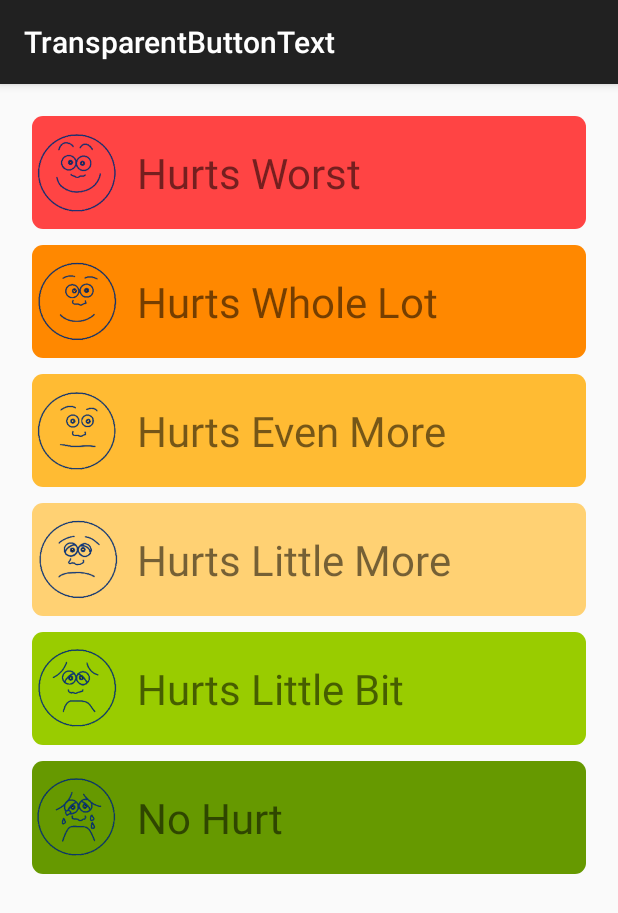
After one commit to anurag3/TJR-Focus-Group, an Android app: the TransparentButtonText screen opened directly, with no data from a screen before it, on a phone screen of 412 x 824 dp. The commit adds this screen. Shown: the top 913 px of the screen. Run offline under Robolectric (Android 15) with nearby library versions, the phone set to English and light mode, and no system bars.

Commit message:
Sample Button With Transparent Faces

```diff
--- /dev/null
+++ b/Knee_Replacement/app/src/main/java/anuragdesai/library/kneereplacement/TransparentButtonText.java
@@ -0,0 +1,27 @@
+package anuragdesai.library.kneereplacement;
+
+import android.graphics.drawable.Drawable;
+import android.graphics.drawable.ScaleDrawable;
+import android.support.v4.content.ContextCompat;
+import android.support.v7.app.AppCompatActivity;
+import android.os.Bundle;
+import android.view.Menu;
+import android.view.MenuItem;
+import android.widget.Button;
+
+public class TransparentButtonText extends AppCompatActivity {
+
+    @Override
+    protected void onCreate(Bundle savedInstanceState) {
+        super.onCreate(savedInstanceState);
+        setContentView(R.layout.activity_transparent_button_text);
+//
+//        Button aButton = (Button) findViewById(R.id.transparent_a);
+//        Drawable drawable =ContextCompat.getDrawable(this, R.drawable.atransparent);
+//        drawable.setBounds(0, 0, (int) (drawable.getIntrinsicWidth() * 0.5),
+//                (int) (drawable.getIntrinsicHeight() * 0.5));
+//        ScaleDrawable sd = new ScaleDrawable(drawable, 0, (float) 0.1, (float) 0.1);
+//        aButton.setCompoundDrawablesWithIntrinsicBounds(sd.getDrawable(), null, null, null);
+
+    }
+}
--- /dev/null
+++ b/Knee_Replacement/app/src/main/res/drawable/custom_button_a.xml
@@ -0,0 +1,48 @@
+<?xml version="1.0" encoding="utf-8"?>
+<selector xmlns:android="http://schemas.android.com/apk/res/android">
+
+
+    <item android:state_enabled="false" android:left="6dp" android:right="6dp" android:top="6dp" android:bottom="6dp" >
+        <shape xmlns:android="http://schemas.android.com/apk/res/android" >
+            <solid android:color="@color/default_button_color_disabled"/>
+            <corners
+                android:radius="7dp"
+                />
+        </shape>
+    </item>
+
+    <item android:state_pressed="true" android:left="6dp" android:right="6dp" android:top="6dp" android:bottom="6dp" >
+        <shape xmlns:android="http://schemas.android.com/apk/res/android" >
+            <solid android:color="@color/default_button_color_pressed"/>
+            <corners
+                android:radius="7dp"/>
+        </shape>
+    </item>
+
+    <item android:state_focused="true" android:left="6dp" android:right="6dp" android:top="6dp" android:bottom="6dp" >
+        <shape xmlns:android="http://schemas.android.com/apk/res/android" >
+            <solid android:color="@color/default_button_color_pressed"/>
+            <corners
+                android:radius="7dp"/>
+        </shape>
+    </item>
+
+    <item android:state_focused="false" android:left="6dp" android:right="6dp" android:top="6dp" android:bottom="6dp" >
+        <shape xmlns:android="http://schemas.android.com/apk/res/android" >
+            <solid android:color="@color/red"/>
+            <corners
+                android:radius="7dp"/>
+        </shape>
+    </item>
+
+    <item android:state_pressed="false" android:left="6dp" android:right="6dp" android:top="6dp" android:bottom="6dp" >
+        <shape xmlns:android="http://schemas.android.com/apk/res/android" >
+            <solid android:color="@color/red"/>
+            <corners
+                android:radius="7dp"
+                />
+        </shape>
+    </item>
+
+
+</selector>
--- /dev/null
+++ b/Knee_Replacement/app/src/main/res/drawable/custom_button_b.xml
@@ -0,0 +1,48 @@
+<?xml version="1.0" encoding="utf-8"?>
+<selector xmlns:android="http://schemas.android.com/apk/res/android">
+
+
+    <item android:state_enabled="false" android:left="6dp" android:right="6dp" android:top="6dp" android:bottom="6dp" >
+        <shape xmlns:android="http://schemas.android.com/apk/res/android" >
+            <solid android:color="@color/default_button_color_disabled"/>
+            <corners
+                android:radius="7dp"
+                />
+        </shape>
+    </item>
+
+    <item android:state_pressed="true" android:left="6dp" android:right="6dp" android:top="6dp" android:bottom="6dp" >
+        <shape xmlns:android="http://schemas.android.com/apk/res/android" >
+            <solid android:color="@color/default_button_color_pressed"/>
+            <corners
+                android:radius="7dp"/>
+        </shape>
+    </item>
+
+    <item android:state_focused="true" android:left="6dp" android:right="6dp" android:top="6dp" android:bottom="6dp" >
+        <shape xmlns:android="http://schemas.android.com/apk/res/android" >
+            <solid android:color="@color/default_button_color_pressed"/>
+            <corners
+                android:radius="7dp"/>
+        </shape>
+    </item>
+
+    <item android:state_focused="false" android:left="6dp" android:right="6dp" android:top="6dp" android:bottom="6dp" >
+        <shape xmlns:android="http://schemas.android.com/apk/res/android" >
+            <solid android:color="@color/darkorange"/>
+            <corners
+                android:radius="7dp"/>
+        </shape>
+    </item>
+
+    <item android:state_pressed="false" android:left="6dp" android:right="6dp" android:top="6dp" android:bottom="6dp" >
+        <shape xmlns:android="http://schemas.android.com/apk/res/android" >
+            <solid android:color="@color/darkorange"/>
+            <corners
+                android:radius="7dp"
+                />
+        </shape>
+    </item>
+
+
+</selector>
--- /dev/null
+++ b/Knee_Replacement/app/src/main/res/drawable/custom_button_c.xml
@@ -0,0 +1,48 @@
+<?xml version="1.0" encoding="utf-8"?>
+<selector xmlns:android="http://schemas.android.com/apk/res/android">
+
+
+    <item android:state_enabled="false" android:left="6dp" android:right="6dp" android:top="6dp" android:bottom="6dp" >
+        <shape xmlns:android="http://schemas.android.com/apk/res/android" >
+            <solid android:color="@color/default_button_color_disabled"/>
+            <corners
+                android:radius="7dp"
+                />
+        </shape>
+    </item>
+
+    <item android:state_pressed="true" android:left="6dp" android:right="6dp" android:top="6dp" android:bottom="6dp" >
+        <shape xmlns:android="http://schemas.android.com/apk/res/android" >
+            <solid android:color="@color/default_button_color_pressed"/>
+            <corners
+                android:radius="7dp"/>
+        </shape>
+    </item>
+
+    <item android:state_focused="true" android:left="6dp" android:right="6dp" android:top="6dp" android:bottom="6dp" >
+        <shape xmlns:android="http://schemas.android.com/apk/res/android" >
+            <solid android:color="@color/default_button_color_pressed"/>
+            <corners
+                android:radius="7dp"/>
+        </shape>
+    </item>
+
+    <item android:state_focused="false" android:left="6dp" android:right="6dp" android:top="6dp" android:bottom="6dp" >
+        <shape xmlns:android="http://schemas.android.com/apk/res/android" >
+            <solid android:color="@color/orange"/>
+            <corners
+                android:radius="7dp"/>
+        </shape>
+    </item>
+
+    <item android:state_pressed="false" android:left="6dp" android:right="6dp" android:top="6dp" android:bottom="6dp" >
+        <shape xmlns:android="http://schemas.android.com/apk/res/android" >
+            <solid android:color="@color/orange"/>
+            <corners
+                android:radius="7dp"
+                />
+        </shape>
+    </item>
+
+
+</selector>
--- /dev/null
+++ b/Knee_Replacement/app/src/main/res/drawable/custom_button_d.xml
@@ -0,0 +1,48 @@
+<?xml version="1.0" encoding="utf-8"?>
+<selector xmlns:android="http://schemas.android.com/apk/res/android">
+
+
+    <item android:state_enabled="false" android:left="6dp" android:right="6dp" android:top="6dp" android:bottom="6dp" >
+        <shape xmlns:android="http://schemas.android.com/apk/res/android" >
+            <solid android:color="@color/default_button_color_disabled"/>
+            <corners
+                android:radius="7dp"
+                />
+        </shape>
+    </item>
+
+    <item android:state_pressed="true" android:left="6dp" android:right="6dp" android:top="6dp" android:bottom="6dp" >
+        <shape xmlns:android="http://schemas.android.com/apk/res/android" >
+            <solid android:color="@color/default_button_color_pressed"/>
+            <corners
+                android:radius="7dp"/>
+        </shape>
+    </item>
+
+    <item android:state_focused="true" android:left="6dp" android:right="6dp" android:top="6dp" android:bottom="6dp" >
+        <shape xmlns:android="http://schemas.android.com/apk/res/android" >
+            <solid android:color="@color/default_button_color_pressed"/>
+            <corners
+                android:radius="7dp"/>
+        </shape>
+    </item>
+
+    <item android:state_focused="false" android:left="6dp" android:right="6dp" android:top="6dp" android:bottom="6dp" >
+        <shape xmlns:android="http://schemas.android.com/apk/res/android" >
+            <solid android:color="@color/yellow"/>
+            <corners
+                android:radius="7dp"/>
+        </shape>
+    </item>
+
+    <item android:state_pressed="false" android:left="6dp" android:right="6dp" android:top="6dp" android:bottom="6dp" >
+        <shape xmlns:android="http://schemas.android.com/apk/res/android" >
+            <solid android:color="@color/yellow"/>
+            <corners
+                android:radius="7dp"
+                />
+        </shape>
+    </item>
+
+
+</selector>
--- /dev/null
+++ b/Knee_Replacement/app/src/main/res/drawable/custom_button_e.xml
@@ -0,0 +1,48 @@
+<?xml version="1.0" encoding="utf-8"?>
+<selector xmlns:android="http://schemas.android.com/apk/res/android">
+
+
+    <item android:state_enabled="false" android:left="6dp" android:right="6dp" android:top="6dp" android:bottom="6dp" >
+        <shape xmlns:android="http://schemas.android.com/apk/res/android" >
+            <solid android:color="@color/default_button_color_disabled"/>
+            <corners
+                android:radius="7dp"
+                />
+        </shape>
+    </item>
+
+    <item android:state_pressed="true" android:left="6dp" android:right="6dp" android:top="6dp" android:bottom="6dp" >
+        <shape xmlns:android="http://schemas.android.com/apk/res/android" >
+            <solid android:color="@color/default_button_color_pressed"/>
+            <corners
+                android:radius="7dp"/>
+        </shape>
+    </item>
+
+    <item android:state_focused="true" android:left="6dp" android:right="6dp" android:top="6dp" android:bottom="6dp" >
+        <shape xmlns:android="http://schemas.android.com/apk/res/android" >
+            <solid android:color="@color/default_button_color_pressed"/>
+            <corners
+                android:radius="7dp"/>
+        </shape>
+    </item>
+
+    <item android:state_focused="false" android:left="6dp" android:right="6dp" android:top="6dp" android:bottom="6dp" >
+        <shape xmlns:android="http://schemas.android.com/apk/res/android" >
+            <solid android:color="@color/green"/>
+            <corners
+                android:radius="7dp"/>
+        </shape>
+    </item>
+
+    <item android:state_pressed="false" android:left="6dp" android:right="6dp" android:top="6dp" android:bottom="6dp" >
+        <shape xmlns:android="http://schemas.android.com/apk/res/android" >
+            <solid android:color="@color/green"/>
+            <corners
+                android:radius="7dp"
+                />
+        </shape>
+    </item>
+
+
+</selector>
--- /dev/null
+++ b/Knee_Replacement/app/src/main/res/drawable/custom_button_f.xml
@@ -0,0 +1,48 @@
+<?xml version="1.0" encoding="utf-8"?>
+<selector xmlns:android="http://schemas.android.com/apk/res/android">
+
+
+    <item android:state_enabled="false" android:left="6dp" android:right="6dp" android:top="6dp" android:bottom="6dp" >
+        <shape xmlns:android="http://schemas.android.com/apk/res/android" >
+            <solid android:color="@color/default_button_color_disabled"/>
+            <corners
+                android:radius="7dp"
+                />
+        </shape>
+    </item>
+
+    <item android:state_pressed="true" android:left="6dp" android:right="6dp" android:top="6dp" android:bottom="6dp" >
+        <shape xmlns:android="http://schemas.android.com/apk/res/android" >
+            <solid android:color="@color/default_button_color_pressed"/>
+            <corners
+                android:radius="7dp"/>
+        </shape>
+    </item>
+
+    <item android:state_focused="true" android:left="6dp" android:right="6dp" android:top="6dp" android:bottom="6dp" >
+        <shape xmlns:android="http://schemas.android.com/apk/res/android" >
+            <solid android:color="@color/default_button_color_pressed"/>
+            <corners
+                android:radius="7dp"/>
+        </shape>
+    </item>
+
+    <item android:state_focused="false" android:left="6dp" android:right="6dp" android:top="6dp" android:bottom="6dp" >
+        <shape xmlns:android="http://schemas.android.com/apk/res/android" >
+            <solid android:color="@color/darkgreen"/>
+            <corners
+                android:radius="7dp"/>
+        </shape>
+    </item>
+
+    <item android:state_pressed="false" android:left="6dp" android:right="6dp" android:top="6dp" android:bottom="6dp" >
+        <shape xmlns:android="http://schemas.android.com/apk/res/android" >
+            <solid android:color="@color/darkgreen"/>
+            <corners
+                android:radius="7dp"
+                />
+        </shape>
+    </item>
+
+
+</selector>
--- /dev/null
+++ b/Knee_Replacement/app/src/main/res/layout/activity_transparent_button_text.xml
@@ -0,0 +1,148 @@
+<LinearLayout xmlns:android="http://schemas.android.com/apk/res/android"
+    xmlns:tools="http://schemas.android.com/tools" android:layout_width="match_parent"
+    android:layout_height="match_parent" android:paddingLeft="@dimen/activity_horizontal_margin"
+    android:paddingRight="@dimen/activity_horizontal_margin"
+    android:paddingTop="@dimen/activity_vertical_margin"
+    android:paddingBottom="@dimen/activity_vertical_margin"
+    tools:context="anuragdesai.library.kneereplacement.TransparentButtonText"
+    android:orientation="vertical">
+
+    <LinearLayout
+        android:layout_width="fill_parent"
+        android:layout_height="75dp"
+        android:background="@drawable/custom_button_a"
+        android:onClick=""
+        android:clickable="true"
+        android:focusable="true"
+        android:layout_margin="5dp" >
+        <ImageView
+            android:layout_width="60dp"
+            android:layout_height="match_parent"
+            android:src="@drawable/a_transparent"
+            android:background="@android:color/transparent"
+            android:gravity="center_vertical"/>
+        <TextView
+            android:layout_width="wrap_content"
+            android:layout_height="match_parent"
+            android:text="@string/pain_6"
+            android:textSize="28sp"
+            android:gravity="center_vertical"
+            android:layout_marginLeft="10dp"
+            android:layout_marginStart="10dp"/>
+    </LinearLayout>
+    <LinearLayout
+        android:layout_width="fill_parent"
+        android:layout_height="75dp"
+        android:background="@drawable/custom_button_b"
+        android:onClick=""
+        android:clickable="true"
+        android:focusable="true"
+        android:layout_margin="5dp" >
+        <ImageView
+            android:layout_width="60dp"
+            android:layout_height="match_parent"
+            android:src="@drawable/b_transparent"
+            android:background="@android:color/transparent"
+            android:gravity="center_vertical"/>
+        <TextView
+            android:layout_width="wrap_content"
+            android:layout_height="match_parent"
+            android:text="@string/pain_5"
+            android:textSize="28sp"
+            android:gravity="center_vertical"
+            android:layout_marginLeft="10dp"
+            android:layout_marginStart="10dp"/>
+    </LinearLayout>
+    <LinearLayout
+        android:layout_width="fill_parent"
+        android:layout_height="75dp"
+        android:background="@drawable/custom_button_c"
+        android:onClick=""
+        android:clickable="true"
+        android:focusable="true"
+        android:layout_margin="5dp" >
+        <ImageView
+            android:layout_width="60dp"
+            android:layout_height="match_parent"
+            android:src="@drawable/c_transparent"
+            android:background="@android:color/transparent"
+            android:gravity="center_vertical"/>
+        <TextView
+            android:layout_width="wrap_content"
+            android:layout_height="match_parent"
+            android:text="@string/pain_4"
+            android:textSize="28sp"
+            android:gravity="center_vertical"
+            android:layout_marginLeft="10dp"
+            android:layout_marginStart="10dp"/>
+    </LinearLayout>
+    <LinearLayout
+        android:layout_width="fill_parent"
+        android:layout_height="75dp"
+        android:background="@drawable/custom_button_d"
+        android:onClick=""
+        android:clickable="true"
+        android:focusable="true"
+        android:layout_margin="5dp" >
+        <ImageView
+            android:layout_width="60dp"
+            android:layout_height="match_parent"
+            android:src="@drawable/d_transparent"
+            android:background="@android:color/transparent"
+            android:gravity="center_vertical"/>
+        <TextView
+            android:layout_width="wrap_content"
+            android:layout_height="match_parent"
+            android:text="@string/pain_3"
+            android:textSize="28sp"
+            android:gravity="center_vertical"
+            android:layout_marginLeft="10dp"
+            android:layout_marginStart="10dp"/>
+    </LinearLayout>
+    <LinearLayout
+        android:layout_width="fill_parent"
+        android:layout_height="75dp"
+        android:background="@drawable/custom_button_e"
+        android:onClick=""
+        android:clickable="true"
+        android:focusable="true"
+        android:layout_margin="5dp" >
+        <ImageView
+            android:layout_width="60dp"
+            android:layout_height="match_parent"
+            android:src="@drawable/e_transparent"
+            android:background="@android:color/transparent"
+            android:gravity="center_vertical"/>
+        <TextView
+            android:layout_width="wrap_content"
+            android:layout_height="match_parent"
+            android:text="@string/pain_2"
+            android:textSize="28sp"
+            android:gravity="center_vertical"
+            android:layout_marginLeft="10dp"
+            android:layout_marginStart="10dp"/>
+    </LinearLayout>
+    <LinearLayout
+        android:layout_width="fill_parent"
+        android:layout_height="75dp"
+        android:background="@drawable/custom_button_f"
+        android:onClick=""
+        android:clickable="true"
+        android:focusable="true"
+        android:layout_margin="5dp" >
+        <ImageView
+            android:layout_width="60dp"
+            android:layout_height="match_parent"
+            android:src="@drawable/f_transparent"
+            android:background="@android:color/transparent"
+            android:gravity="center_vertical"/>
+        <TextView
+            android:layout_width="wrap_content"
+            android:layout_height="match_parent"
+            android:text="@string/pain_1"
+            android:textSize="28sp"
+            android:gravity="center_vertical"
+            android:layout_marginLeft="10dp"
+            android:layout_marginStart="10dp"/>
+    </LinearLayout>
+</LinearLayout>
--- /dev/null
+++ b/Knee_Replacement/app/src/main/res/menu/menu_transparent_button_text.xml
@@ -0,0 +1,7 @@
+<menu xmlns:android="http://schemas.android.com/apk/res/android"
+    xmlns:app="http://schemas.android.com/apk/res-auto"
+    xmlns:tools="http://schemas.android.com/tools"
+    tools:context="anuragdesai.library.kneereplacement.TransparentButtonText">
+    <item android:id="@+id/action_settings" android:title="@string/action_settings"
+        android:orderInCategory="100" app:showAsAction="never" />
+</menu>
--- a/Knee_Replacement/app/src/main/res/values/colors.xml
+++ b/Knee_Replacement/app/src/main/res/values/colors.xml
@@ -39,4 +39,8 @@
 
     </integer-array>
 
+    <color name="default_button_color_pressed">#FF33B5E5</color>
+    <color name="default_button_color">#FF33B5E5</color>
+    <color name="default_button_color_disabled">#FF33B5E5</color>
+
 </resources>
--- a/Knee_Replacement/app/src/main/res/values/strings.xml
+++ b/Knee_Replacement/app/src/main/res/values/strings.xml
@@ -10,5 +10,13 @@
     <string name="patient_id">Patient ID</string>
     <string name="info_random">The interfaces will be \nrandomly assigned in this survey</string>
     <string name="legends">Standard legends for each survey \nwill be provided single button click</string>
+    <string name="title_activity_transparent_button_text">TransparentButtonText</string>
+
+    <string name="pain_6">Hurts Worst</string>
+    <string name="pain_5">Hurts Whole Lot</string>
+    <string name="pain_4">Hurts Even More</string>
+    <string name="pain_3">Hurts Little More</string>
+    <string name="pain_2">Hurts Little Bit</string>
+    <string name="pain_1">No Hurt</string>
 
 </resources>
```
Also changed, not shown: Knee_Replacement/app/src/main/AndroidManifest.xml (+36 -49 lines), Knee_Replacement/app/src/main/res/drawable/a_transparent.png (added), Knee_Replacement/app/src/main/res/drawable/b_transparent.png (added), Knee_Replacement/app/src/main/res/drawable/c_transparent.png (added), Knee_Replacement/app/src/main/res/drawable/d_transparent.png (added), Knee_Replacement/app/src/main/res/drawable/e_transparent.png (added), Knee_Replacement/app/src/main/res/drawable/f_transparent.png (added).
